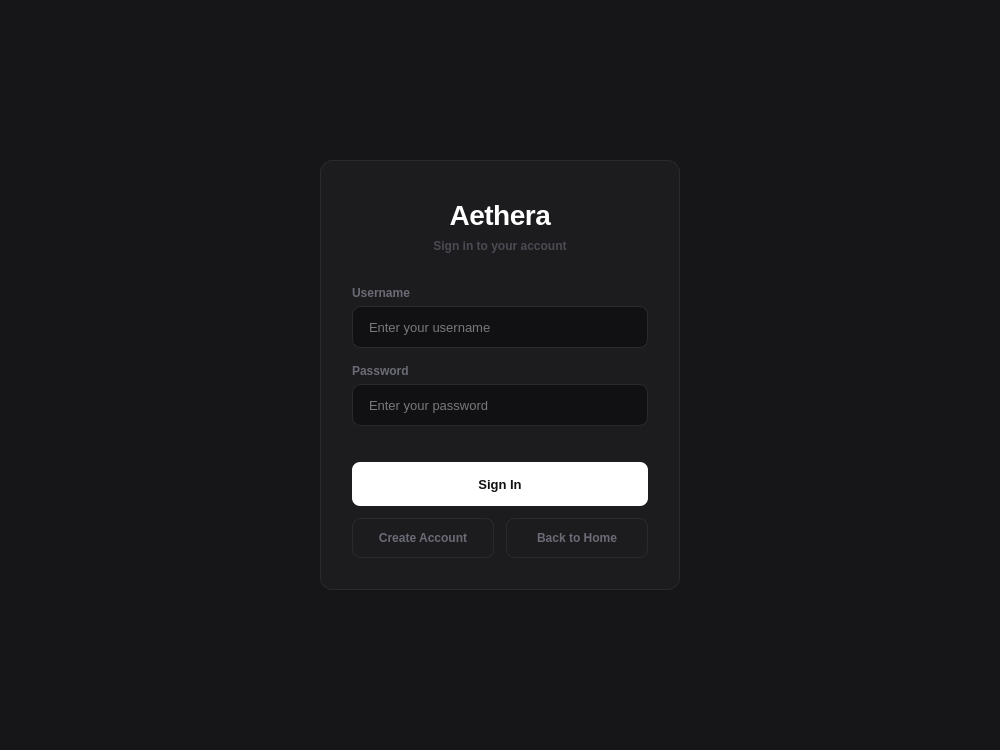
Above: src/ui/login/login.ui from DIDimov24/Aethera before the change. Below: the same form after it.
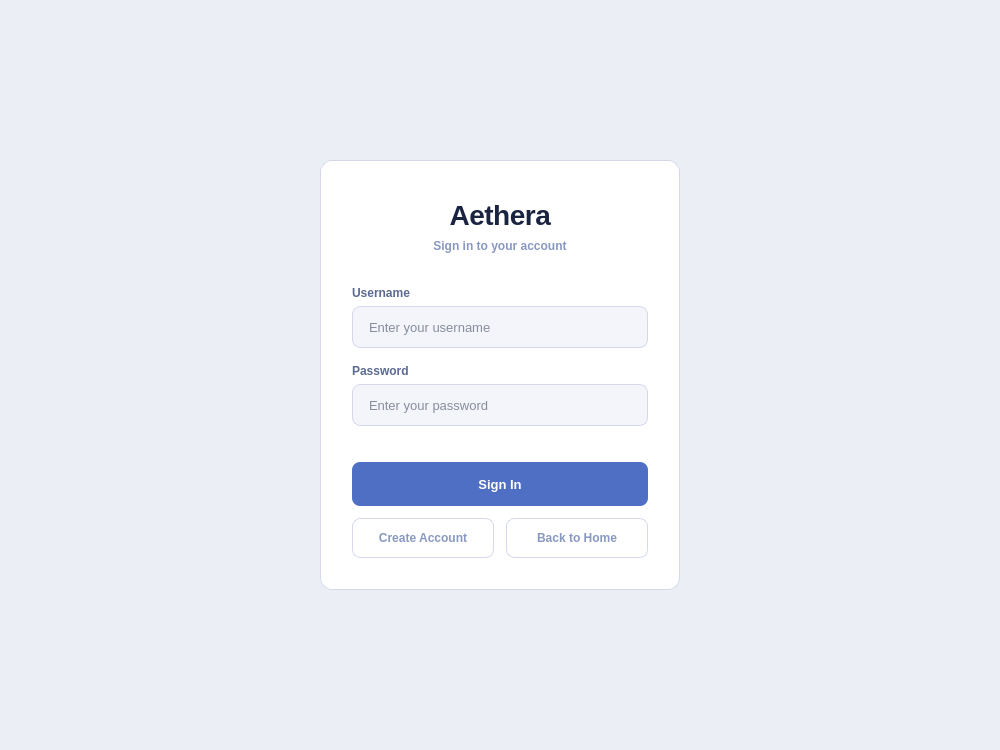
That is the form after the change.

Commit message: Change color palette and fix ui bugs, close #26

```diff
--- a/src/ui/login/login.ui
+++ b/src/ui/login/login.ui
@@ -29,39 +29,39 @@
    <property name="styleSheet">
     <string notr="true">
 QWidget#centralwidget {
-    background-color: #161618;
+    background-color: #eceef5;
 }
 QWidget#card {
-    background-color: #1c1c1f;
+    background-color: #ffffff;
     border-radius: 12px;
-    border: 1px solid #2a2a2d;
+    border: 1px solid #d4d8ea;
 }
 QLabel#labelTitle {
-    color: #ffffff;
+    color: #1a2440;
     font-size: 28px;
     font-weight: 700;
     letter-spacing: -0.5px;
 }
 QLabel#labelSubtitle {
-    color: #4a4a52;
+    color: #8898c0;
     font-size: 12px;
     font-weight: 500;
 }
 QLabel#labelUsername,
 QLabel#labelPassword {
-    color: #6b6b76;
+    color: #5a6a90;
     font-size: 12px;
     font-weight: 500;
 }
 QLineEdit#inputUsername,
 QLineEdit#inputPassword {
-    background-color: #111113;
-    color: #e0e0e4;
+    background-color: #f4f5fa;
+    color: #1a2440;
     font-size: 13px;
-    border: 1px solid #2a2a2d;
+    border: 1px solid #d4d8ea;
     border-radius: 8px;
     padding: 10px 14px;
-    selection-background-color: #3a3a3e;
+    selection-background-color: #b0bcd8;
 }
 QLineEdit#inputUsername:focus,
 QLineEdit#inputPassword:focus {
@@ -69,8 +69,8 @@
     background-color: #161618;
 }
 QPushButton#buttonLogin {
-    background-color: #ffffff;
-    color: #111113;
+    background-color: #4f6fc4;
+    color: #ffffff;
     font-size: 13px;
     font-weight: 600;
     border: none;
@@ -85,10 +85,10 @@
 }
 QPushButton#buttonRegister {
     background-color: transparent;
-    color: #6b6b76;
+    color: #8898c0;
     font-size: 12px;
     font-weight: 500;
-    border: 1px solid #2a2a2d;
+    border: 1px solid #d4d8ea;
     border-radius: 8px;
     padding: 12px;
 }
@@ -99,10 +99,10 @@
 }
 QPushButton#buttonBackHome {
     background-color: transparent;
-    color: #6b6b76;
+    color: #8898c0;
     font-size: 12px;
     font-weight: 500;
-    border: 1px solid #2a2a2d;
+    border: 1px solid #d4d8ea;
     border-radius: 8px;
     padding: 12px;
 }
@@ -112,7 +112,7 @@
     border-color: #3a3a3e;
 }
 QLabel#labelError {
-    color: #e05555;
+    color: #c0392b;
     font-size: 12px;
 }
     </string>
```
Left out of the diff: 194 changed lines with no effect on the pictures. The commit also changes 22 other files.
